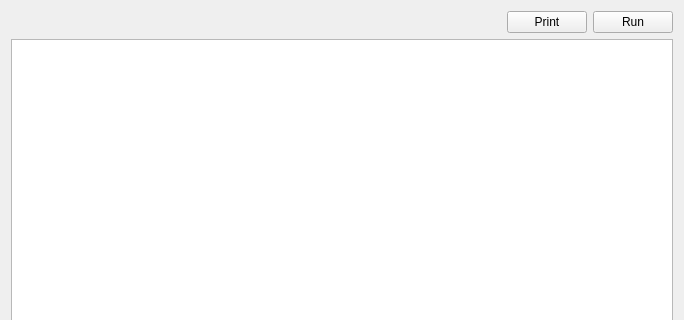
Old version of the form gui/tabs/tab_report.ui in the repository plan-be/iode; both pictures show x 0 to 684 and y 0 to 320 of the 684 by 500 pixel window.
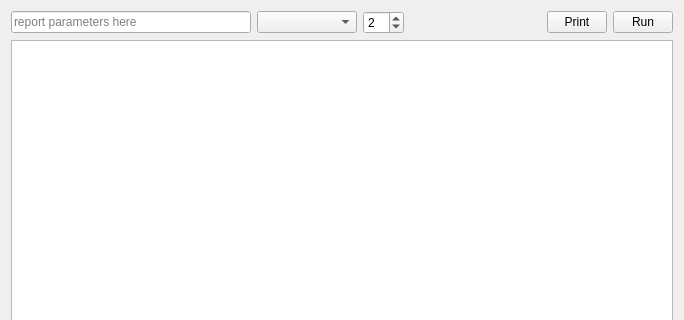
New version of the form. Custom widgets are drawn as their Qt base class.

Commit message:
GUI: - (QIodeReportWidget) Added QLineEdit lineEdit_parameters, QSpinBox spinBox_nbDecimals and QCombobox comboBox_language      - (ReportEditor) Added parameters, nbDecimals and language arguments to the run() method      - (ReportEditor) Calls B_ReportExec() instead of B_ReportLine() in the run() method (to pass parameters)
fix #259

The edit to the form file:
```diff
--- a/gui/tabs/tab_report.ui
+++ b/gui/tabs/tab_report.ui
@@ -14,21 +14,26 @@
    <string>Form</string>
   </property>
   <layout class="QGridLayout" name="gridLayout">
-   <item row="0" column="0">
-    <spacer name="horizontalSpacer">
-     <property name="orientation">
-      <enum>Qt::Horizontal</enum>
-     </property>
-     <property name="sizeHint" stdset="0">
-      <size>
-       <width>501</width>
-       <height>20</height>
-      </size>
-     </property>
-    </spacer>
-   </item>
-   <item row="0" column="1">
+   <item row="0" column="4">
     <widget class="QPushButton" name="pushButton_print">
+     <property name="sizePolicy">
+      <sizepolicy hsizetype="Fixed" vsizetype="Fixed">
+       <horstretch>0</horstretch>
+       <verstretch>0</verstretch>
+      </sizepolicy>
+     </property>
+     <property name="minimumSize">
+      <size>
+       <width>60</width>
+       <height>0</height>
+      </size>
+     </property>
+     <property name="maximumSize">
+      <size>
+       <width>60</width>
+       <height>16777215</height>
+      </size>
+     </property>
      <property name="text">
       <string>Print</string>
      </property>
@@ -37,8 +42,26 @@
      </property>
     </widget>
    </item>
-   <item row="0" column="2">
+   <item row="0" column="5">
     <widget class="QPushButton" name="pushButton_run">
+     <property name="sizePolicy">
+      <sizepolicy hsizetype="Fixed" vsizetype="Fixed">
+       <horstretch>0</horstretch>
+       <verstretch>0</verstretch>
+      </sizepolicy>
+     </property>
+     <property name="minimumSize">
+      <size>
+       <width>60</width>
+       <height>0</height>
+      </size>
+     </property>
+     <property name="maximumSize">
+      <size>
+       <width>60</width>
+       <height>16777215</height>
+      </size>
+     </property>
      <property name="text">
       <string>Run</string>
      </property>
@@ -47,9 +70,79 @@
      </property>
     </widget>
    </item>
-   <item row="1" column="0" colspan="3">
+   <item row="1" column="0" colspan="6">
     <widget class="ReportEditor" name="editor"/>
    </item>
+   <item row="0" column="2">
+    <widget class="QSpinBox" name="spinBox_nbDecimals">
+     <property name="sizePolicy">
+      <sizepolicy hsizetype="Fixed" vsizetype="Fixed">
+       <horstretch>0</horstretch>
+       <verstretch>0</verstretch>
+      </sizepolicy>
+     </property>
+     <property name="minimumSize">
+      <size>
+       <width>40</width>
+       <height>0</height>
+      </size>
+     </property>
+     <property name="maximum">
+      <number>10</number>
+     </property>
+     <property name="value">
+      <number>2</number>
+     </property>
+    </widget>
+   </item>
+   <item row="0" column="0">
+    <widget class="QLineEdit" name="lineEdit_parameters">
+     <property name="sizePolicy">
+      <sizepolicy hsizetype="Preferred" vsizetype="Fixed">
+       <horstretch>0</horstretch>
+       <verstretch>0</verstretch>
+      </sizepolicy>
+     </property>
+     <property name="minimumSize">
+      <size>
+       <width>240</width>
+       <height>0</height>
+      </size>
+     </property>
+     <property name="placeholderText">
+      <string>report parameters here</string>
+     </property>
+    </widget>
+   </item>
+   <item row="0" column="1">
+    <widget class="QComboBox" name="comboBox_language">
+     <property name="sizePolicy">
+      <sizepolicy hsizetype="Fixed" vsizetype="Fixed">
+       <horstretch>0</horstretch>
+       <verstretch>0</verstretch>
+      </sizepolicy>
+     </property>
+     <property name="minimumSize">
+      <size>
+       <width>100</width>
+       <height>0</height>
+      </size>
+     </property>
+    </widget>
+   </item>
+   <item row="0" column="3">
+    <spacer name="horizontalSpacer">
+     <property name="orientation">
+      <enum>Qt::Horizontal</enum>
+     </property>
+     <property name="sizeHint" stdset="0">
+      <size>
+       <width>40</width>
+       <height>20</height>
+      </size>
+     </property>
+    </spacer>
+   </item>
   </layout>
  </widget>
  <customwidgets>
```
Left out of the diff: 16 changed lines with no effect on the pictures. The commit also changes 4 other files.
